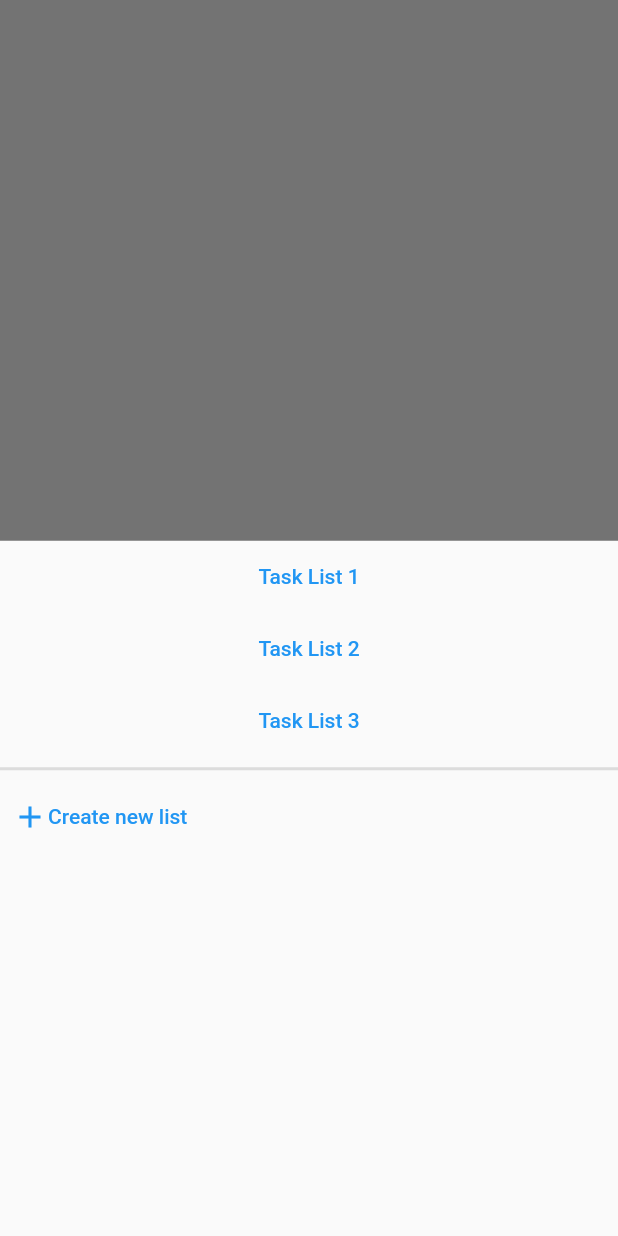
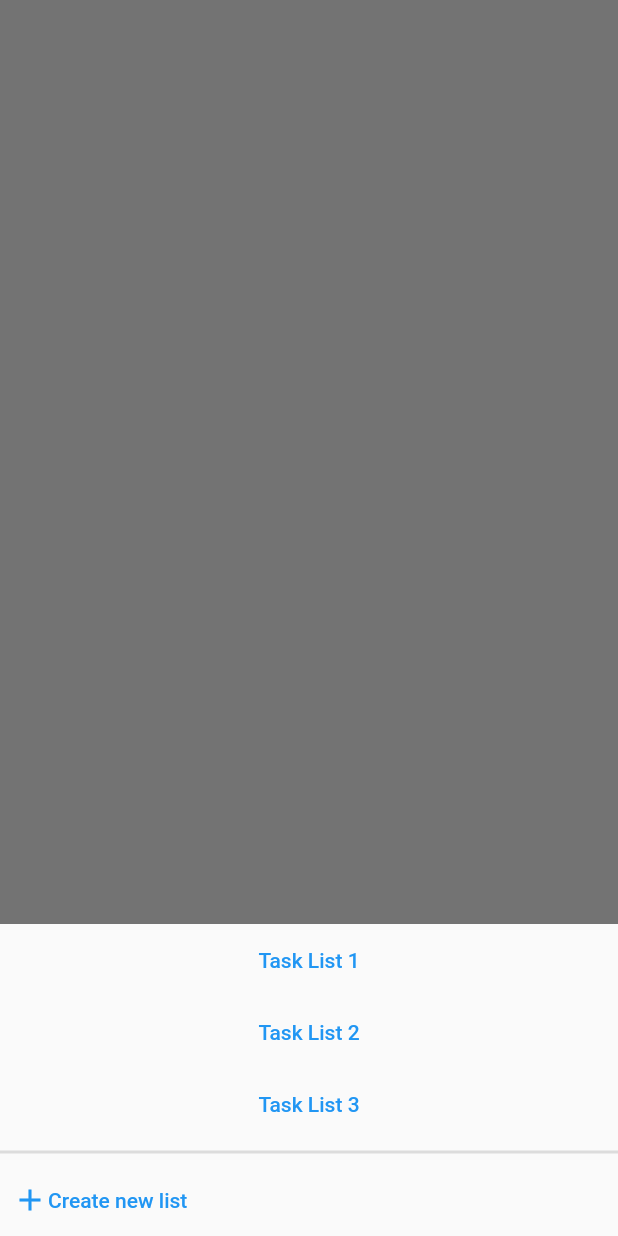
Before and after one commit to alzed/google_tasks_clone, a Flutter app: the screen it shows after launch, after a tap on the "menu" icon, on a phone screen of 412 x 824 dp. Run offline on Flutter 3.47's test engine with Material 2 defaults, Android fonts, the phone set to English and light mode, and no system bars.

Commit message:
Make modal bottom sheet dynamic

```diff
--- a/lib/bottom_tasks_bar.dart
+++ b/lib/bottom_tasks_bar.dart
@@ -17,6 +17,7 @@ class BottomTasksBar extends StatelessWidget {
             onPressed: () {
               showModalBottomSheet(
                 context: context,
+                isScrollControlled: true,
                 builder: buildTaskListViewSheet,
               );
             },
@@ -26,6 +27,7 @@ class BottomTasksBar extends StatelessWidget {
             splashRadius: 20.0,
             onPressed: () {
               showModalBottomSheet(
+                isScrollControlled: true,
                 context: context,
                 builder: buildTaskOptionsSheet,
               );
@@ -37,7 +39,7 @@ class BottomTasksBar extends StatelessWidget {
   }
 
   Widget buildTaskListViewSheet(BuildContext context) {
-    return Container(
+    return SingleChildScrollView(
       child: Column(
         crossAxisAlignment: CrossAxisAlignment.stretch,
         children: [
@@ -77,7 +79,7 @@ class BottomTasksBar extends StatelessWidget {
   }
 
   Widget buildTaskOptionsSheet(BuildContext context) {
-    return Container(
+    return SingleChildScrollView(
       child: Column(
         crossAxisAlignment: CrossAxisAlignment.stretch,
         children: [
```
